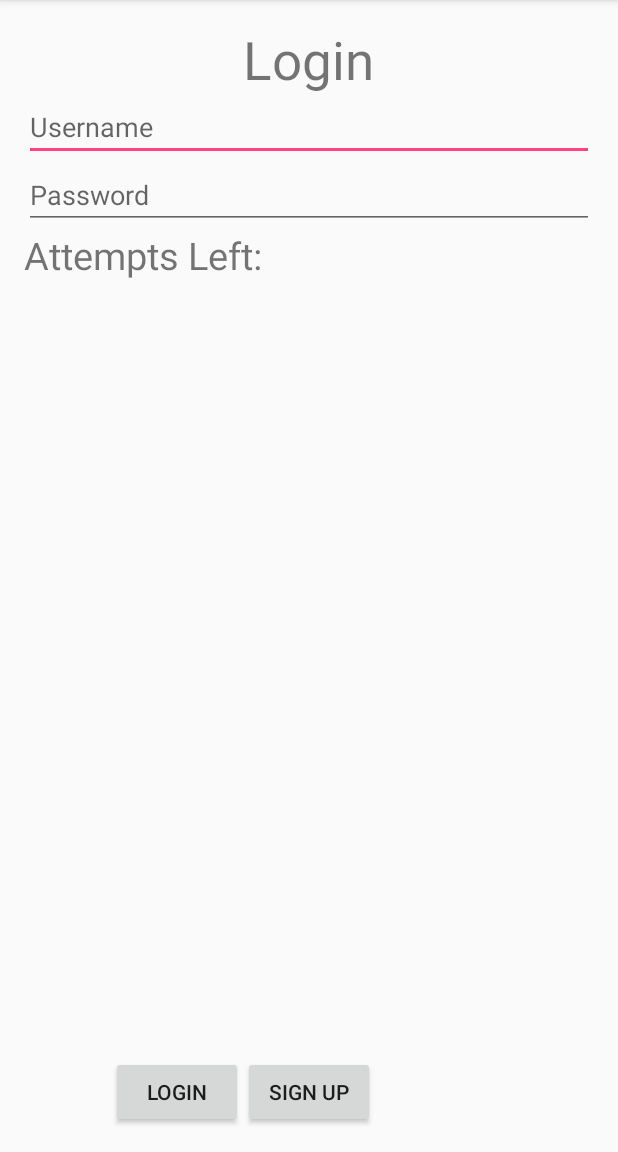
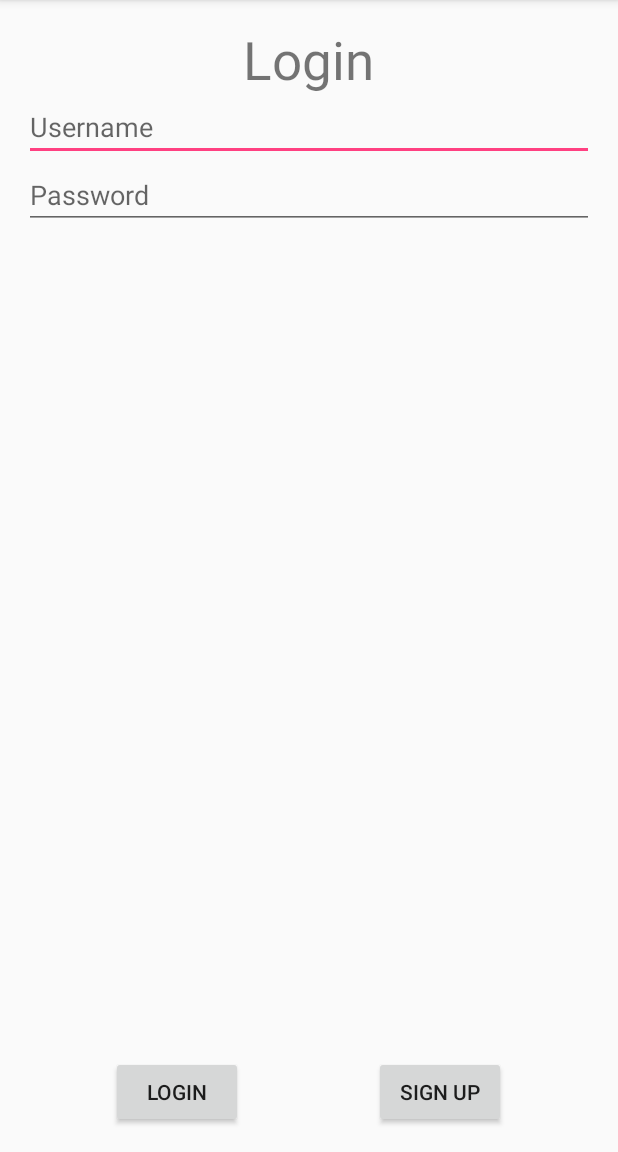
Before and after one commit to ryanhornik/freefallr, an Android app: the screen it shows after launch (MainActivity), on a phone screen of 412 x 824 dp, the part 84-1236 px from its top. Run offline under Robolectric (Android 15) with nearby library versions, the light colour scheme and no system bars; libraries missing offline, so code that uses them is left out: com.loopj.android, cz.msebera.android.

Commit message:
Graphical fixes.

```diff
--- a/app/src/main/res/layout/activity_main.xml
+++ b/app/src/main/res/layout/activity_main.xml
@@ -38,17 +38,6 @@
         android:layout_alignEnd="@+id/username"
         android:hint="Password" />
 
-    <TextView
-        android:layout_width="wrap_content"
-        android:layout_height="wrap_content"
-        android:text="Attempts Left:"
-        android:id="@+id/textView2"
-        android:layout_below="@+id/password"
-        android:layout_alignParentLeft="true"
-        android:layout_alignParentStart="true"
-        android:textSize="25dp" />
-
-
     <Button
         android:layout_width="wrap_content"
         android:layout_height="wrap_content"
@@ -64,6 +53,7 @@
         android:text="Sign Up"
         android:id="@+id/signUp"
         android:layout_alignParentBottom="true"
-        android:layout_toRightOf="@+id/login"/>
+        android:layout_toRightOf="@+id/textview"
+        android:layout_toEndOf="@+id/textview" />
 
 </RelativeLayout>
```
